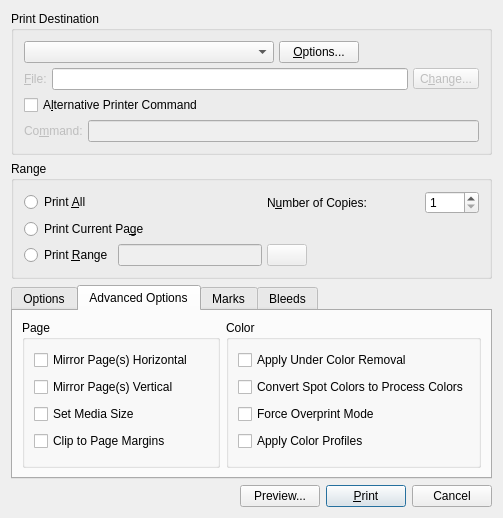
This is scribus/printdialogbase.ui in scribusproject/scribus as Qt 5 draws it before an edit. The edited form follows.
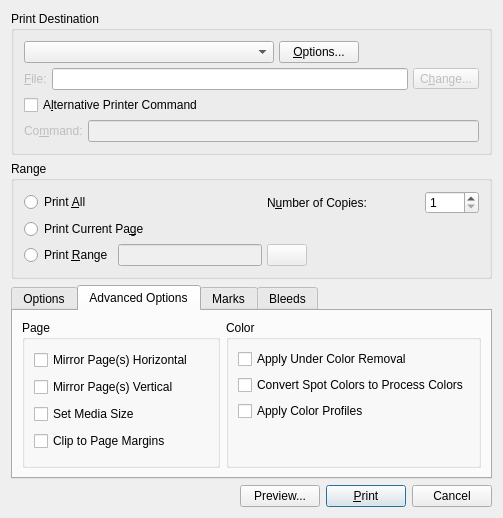
This is the edited form. The open tabs and pages were chosen to show the change. Custom widgets are drawn as their Qt base class.

Commit message: pslib : get rid of "force overprint" option for reason of consistency with pdf export + dangerousness

What changed in the file:
```diff
--- a/scribus/printdialogbase.ui
+++ b/scribus/printdialogbase.ui
@@ -410,16 +410,6 @@
             </property>
            </widget>
           </item>
-          <item>
-           <widget class="QCheckBox" name="overprintMode" >
-            <property name="toolTip" >
-             <string>Enables global Overprint Mode for this document, overrides object settings</string>
-            </property>
-            <property name="text" >
-             <string>Force Overprint Mode</string>
-            </property>
-           </widget>
-          </item>
           <item>
            <widget class="QCheckBox" name="UseICC" >
             <property name="toolTip" >
@@ -430,6 +420,22 @@
             </property>
            </widget>
           </item>
+          <item>
+           <spacer>
+            <property name="orientation" >
+             <enum>Qt::Vertical</enum>
+            </property>
+            <property name="sizeType" >
+             <enum>QSizePolicy::MinimumExpanding</enum>
+            </property>
+            <property name="sizeHint" >
+             <size>
+              <width>20</width>
+              <height>19</height>
+             </size>
+            </property>
+           </spacer>
+          </item>
          </layout>
         </widget>
        </item>
```
The commit also changes 11 other files.
